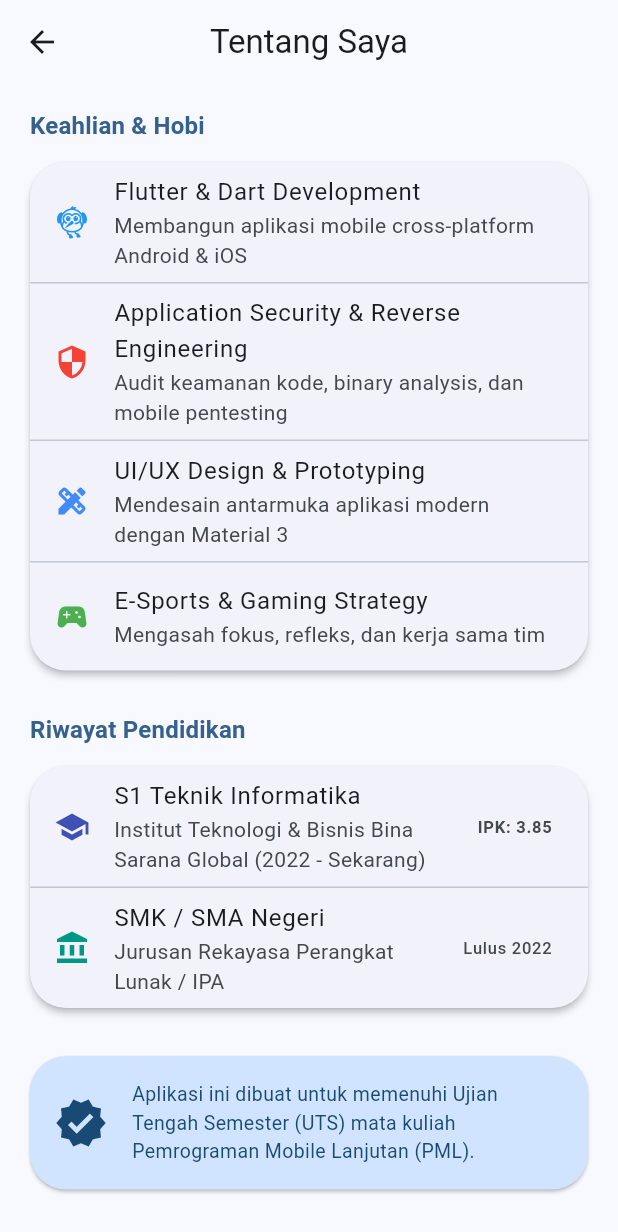
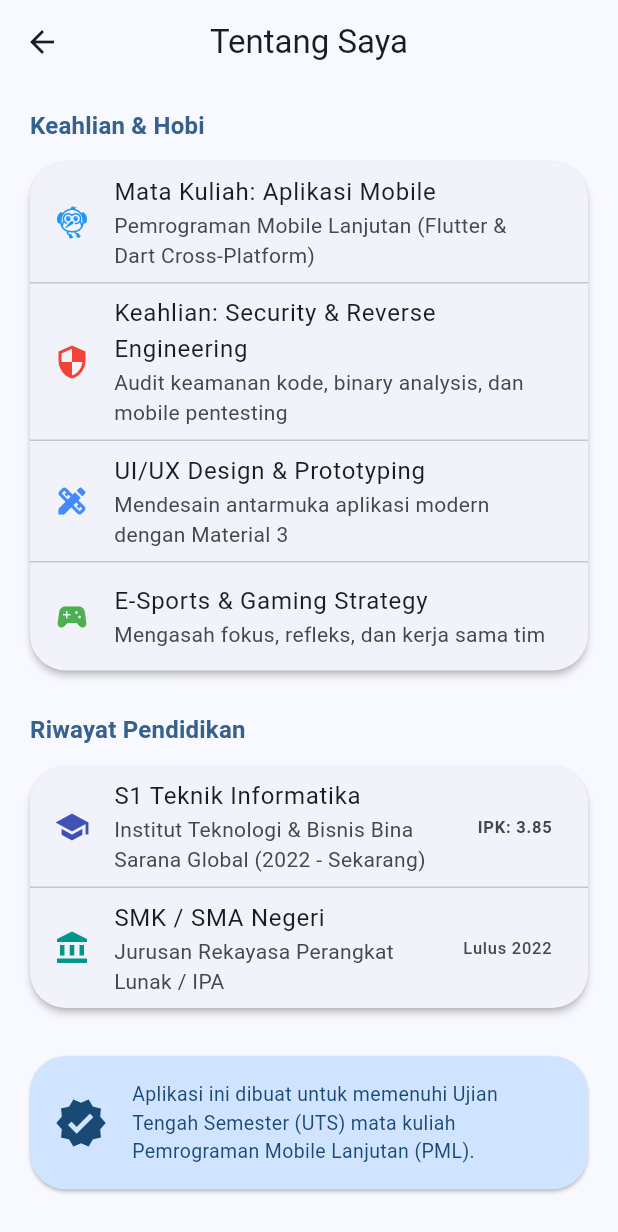
Before and after one commit to FikriBintangx/uts-pml-1122140142, a Flutter app: the AboutPage screen opened directly, on a phone screen of 412 x 824 dp. Shown: the top 1232 px of the screen. Run offline on Flutter 3.47's test engine with Material 3 defaults, Android fonts, the phone set to English and light mode, and no system bars.

Commit message:
feat: nambah label mata kuliah aplikasi mobile dan keahlian

```diff
--- a/soal1-live-coding/lib/main.dart
+++ b/soal1-live-coding/lib/main.dart
@@ -140,13 +140,13 @@ class ProfilePage extends StatelessWidget {
                     children: const [
                       InfoTile(
                         icon: Icons.flutter_dash,
-                        label: 'Keahlian 1',
-                        value: 'Flutter & Dart Mobile Development',
+                        label: 'Mata Kuliah',
+                        value: 'Aplikasi Mobile (Flutter)',
                       ),
                       Divider(height: 1),
                       InfoTile(
                         icon: Icons.security,
-                        label: 'Keahlian 2',
+                        label: 'Keahlian',
                         value: 'Application Security & Reverse Engineering',
                       ),
                       Divider(height: 1),
--- a/soal2-profil-app/lib/screens/about_page.dart
+++ b/soal2-profil-app/lib/screens/about_page.dart
@@ -32,14 +32,14 @@ class AboutPage extends StatelessWidget {
                 children: const [
                   ListTile(
                     leading: Icon(Icons.flutter_dash, color: Colors.blue),
-                    title: Text('Flutter & Dart Development'),
+                    title: Text('Mata Kuliah: Aplikasi Mobile'),
                     subtitle: Text(
-                        'Membangun aplikasi mobile cross-platform Android & iOS'),
+                        'Pemrograman Mobile Lanjutan (Flutter & Dart Cross-Platform)'),
                   ),
                   Divider(height: 1),
                   ListTile(
                     leading: Icon(Icons.security, color: Colors.red),
-                    title: Text('Application Security & Reverse Engineering'),
+                    title: Text('Keahlian: Security & Reverse Engineering'),
                     subtitle: Text(
                         'Audit keamanan kode, binary analysis, dan mobile pentesting'),
                   ),
```
